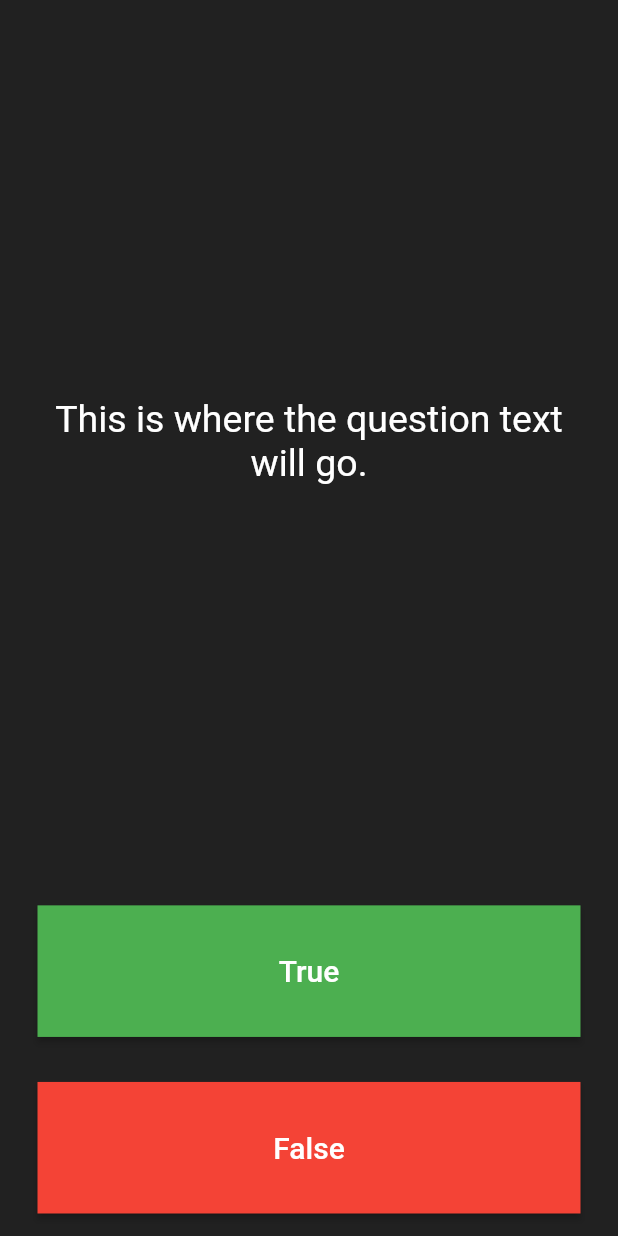
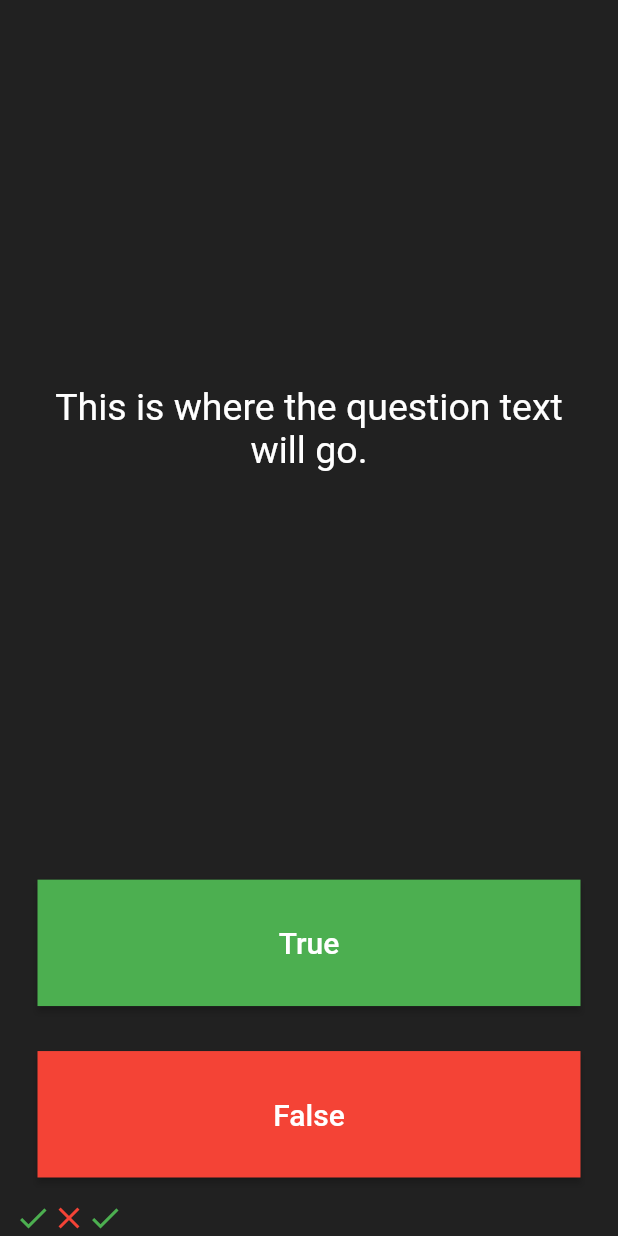
Before and after one commit to androidparanoidal/firstflutter, a Flutter app: the screen it shows after launch, after a tap on "True", on a phone screen of 412 x 824 dp. Run offline on Flutter 3.47's test engine with Material 2 defaults, Android fonts, the phone set to English and light mode, and no system bars; our stand-ins replace audioplayers.

Commit message:
Add icons

```diff
--- a/quiz/lib/main.dart
+++ b/quiz/lib/main.dart
@@ -25,6 +25,17 @@ class QuizPage extends StatefulWidget {
 }
 
 class _QuizPageState extends State<QuizPage> {
+  List<Widget> scores = [
+    Icon(
+      Icons.check,
+      color: Colors.green,
+    ),
+    Icon(
+      Icons.close,
+      color: Colors.red,
+    ),
+  ];
+
   @override
   Widget build(BuildContext context) {
     return Column(
@@ -66,7 +77,12 @@ class _QuizPageState extends State<QuizPage> {
                 ),
               ),
               onPressed: () {
-                //The user picked true.
+                setState(() {
+                  scores.add(Icon(
+                    Icons.check,
+                    color: Colors.green,
+                  ));
+                });
               },
             ),
           ),
@@ -94,7 +110,9 @@ class _QuizPageState extends State<QuizPage> {
             ),
           ),
         ),
-        //TODO: Add a Row here as your score keeper
+        Row(
+          children: scores,
+        ),
       ],
     );
   }
```
